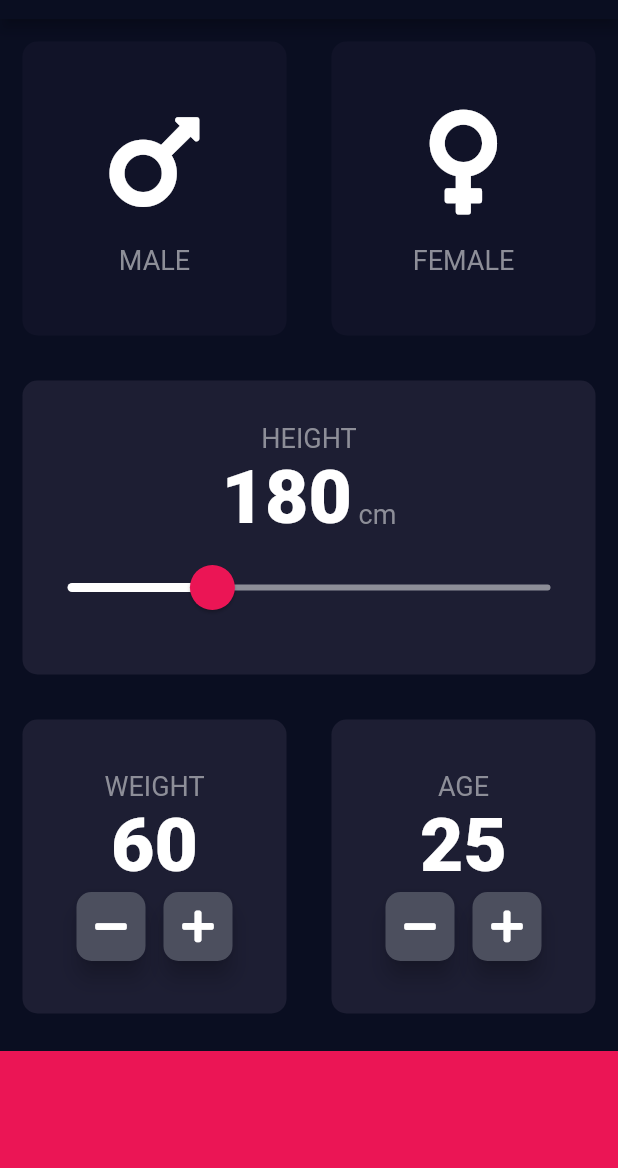
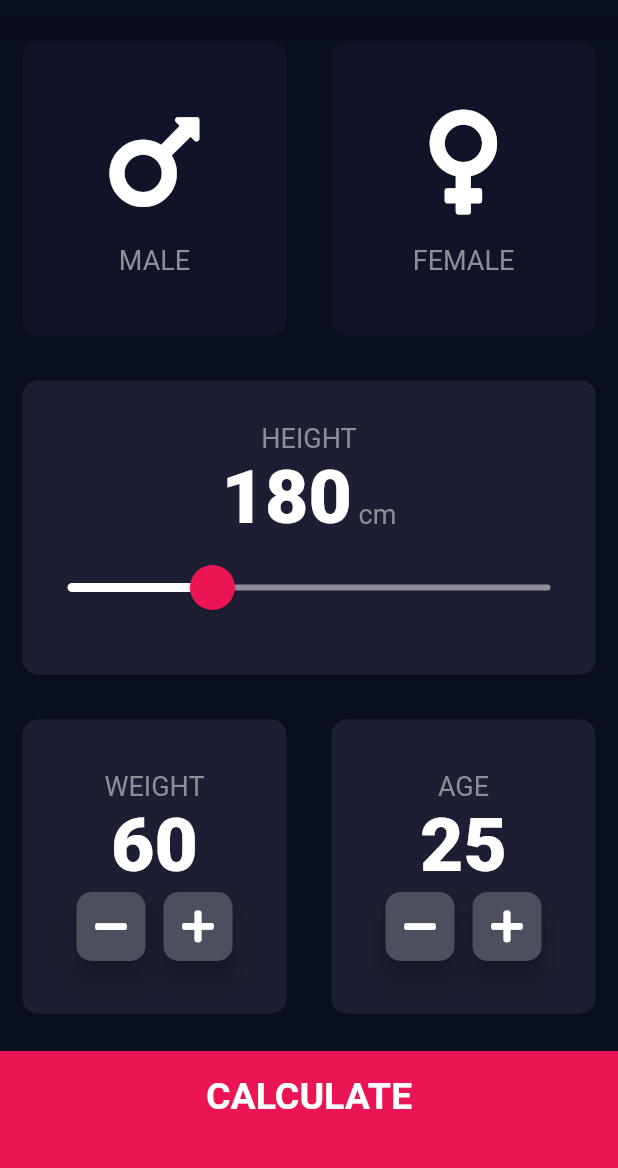
Before and after one commit to eightbytestech/ebt_bmi_calculator, a Flutter app: the screen it shows after launch, on a phone screen of 412 x 824 dp, the part 65-1233 px from its top. Run offline on Flutter 3.47's test engine with Material 2 defaults, Android fonts, the phone set to English and light mode, and no system bars; our stand-ins replace font_awesome_flutter.

Commit message:
code restructure and bmi calculation done

```diff
--- /dev/null
+++ b/lib/components/bottom_button.dart
@@ -0,0 +1,30 @@
+import 'package:flutter/material.dart';
+import 'package:bmi_calculator/constants.dart';
+
+
+class BottomButton extends StatelessWidget {
+  BottomButton({@required this.onTap, @required this.buttonTitle});
+
+  final Function onTap;
+  final String buttonTitle;
+
+  @override
+  Widget build(BuildContext context) {
+    return GestureDetector(
+      onTap: onTap,
+      child: Container(
+        child: Center(
+          child: Text(
+            buttonTitle,
+            style: kLargeButtonTextStyle,
+          ),
+        ),
+        color: kBottomContainerColor,
+        margin: EdgeInsets.only(top: 10.0),
+        padding: EdgeInsets.only(bottom: 20.0),
+        width: double.infinity,
+        height: kBottomContainerHeight,
+      ),
+    );
+  }
+}
--- a/lib/icon_content.dart
+++ b/lib/components/icon_content.dart
@@ -1,5 +1,5 @@
 import 'package:flutter/material.dart';
-import 'bmi_constants.dart';
+import 'package:bmi_calculator/constants.dart';
 
 class IconContent extends StatelessWidget {
 
--- /dev/null
+++ b/lib/components/round_icon_button.dart
@@ -0,0 +1,24 @@
+import 'package:flutter/material.dart';
+
+class RoundIconButton extends StatelessWidget {
+  final IconData icon;
+  final Function onPressed;
+
+  RoundIconButton({@required this.icon, @required this.onPressed});
+
+  @override
+  Widget build(BuildContext context) {
+    return RawMaterialButton(
+      child: Icon(icon),
+      onPressed: onPressed,
+      elevation: 6.0,
+      constraints: BoxConstraints.tightFor(
+        width: 46.0,
+        height: 46.0,
+      ),
+      //shape: CircleBorder(),
+      shape: RoundedRectangleBorder(borderRadius: BorderRadius.circular(10.0)),
+      fillColor: Color(0xFF4C4F5E),
+    );
+  }
+}
--- a/lib/bmi_constants.dart
+++ b/lib/constants.dart
@@ -16,5 +16,25 @@ const kNumberTextStyle = TextStyle(
   fontWeight: FontWeight.w900,
 );
 
+const kLargeButtonTextStyle = TextStyle(
+  fontSize: 25.0,
+  fontWeight: FontWeight.bold,
+);
+
+const kResultTextStyle = TextStyle(
+  color: Color(0xFF24D876),
+  fontSize: 22.0,
+  fontWeight: FontWeight.bold,
+);
+
+const kBMITextStyle = TextStyle(
+  fontSize: 100.0,
+  fontWeight: FontWeight.bold,
+);
+
+const kBodyTextStyle = TextStyle(
+  fontSize: 22.0,
+);
+
 const kMininumValue = 120.0;
 const kMaximumValue = 320.0;
--- a/lib/main.dart
+++ b/lib/main.dart
@@ -1,5 +1,5 @@
 import 'package:flutter/material.dart';
-import 'input_page.dart';
+import 'package:bmi_calculator/screens/input_page.dart';
 
 void main() => runApp(BMICalculator());
 
--- a/lib/input_page.dart
+++ b/lib/screens/input_page.dart
@@ -1,8 +1,12 @@
 import 'package:flutter/material.dart';
 import 'package:font_awesome_flutter/font_awesome_flutter.dart';
-import 'bmi_constants.dart';
-import 'reusable_card.dart';
-import 'icon_content.dart';
+import 'package:bmi_calculator/constants.dart';
+import 'package:bmi_calculator/screens/results_page.dart';
+import 'package:bmi_calculator/components/reusable_card.dart';
+import 'package:bmi_calculator/components/icon_content.dart';
+import 'package:bmi_calculator/components/bottom_button.dart';
+import 'package:bmi_calculator/components/round_icon_button.dart';
+import 'package:bmi_calculator/calculator_brain.dart';
 
 enum Gender { male, female }
 
@@ -208,38 +212,20 @@ class _InputPageState extends State<InputPage> {
               ],
             ),
           ),
-          Container(
-            color: kBottomContainerColor,
-            margin: EdgeInsets.only(top: 10.0),
-            width: double.infinity,
-            height: kBottomContainerHeight,
+          BottomButton(
+            buttonTitle: 'CALCULATE',
+            onTap: () {
+              CalculatorBrain calc = CalculatorBrain(height: _height, weight: _weight);
+              Navigator.push(context,
+                  MaterialPageRoute(builder: (context) => ResultsPage(
+                    bmiResult: calc.calculateBMI(),
+                    resultText: calc.getResults(),
+                    interpretation: calc.getInterpretation(),
+                  )));
+            },
           ),
         ],
       ),
     );
   }
 }
-
-class RoundIconButton extends StatelessWidget {
-
-  final IconData icon;
-  final Function onPressed;
-
-  RoundIconButton({@required this.icon, @required this.onPressed});
-
-  @override
-  Widget build(BuildContext context) {
-    return RawMaterialButton(
-      child: Icon(icon),
-      onPressed: onPressed,
-      elevation: 6.0,
-      constraints: BoxConstraints.tightFor(
-        width: 46.0,
-        height: 46.0,
-      ),
-      //shape: CircleBorder(),
-      shape: RoundedRectangleBorder(borderRadius: BorderRadius.circular(10.0)),
-      fillColor: Color(0xFF4C4F5E),
-    );
-  }
-}
```
Also changed, not shown: lib/calculator_brain.dart (added, +35 -0 lines), lib/screens/results_page.dart (added, +69 -0 lines), lib/components/reusable_card.dart (renamed from lib/reusable_card.dart).
